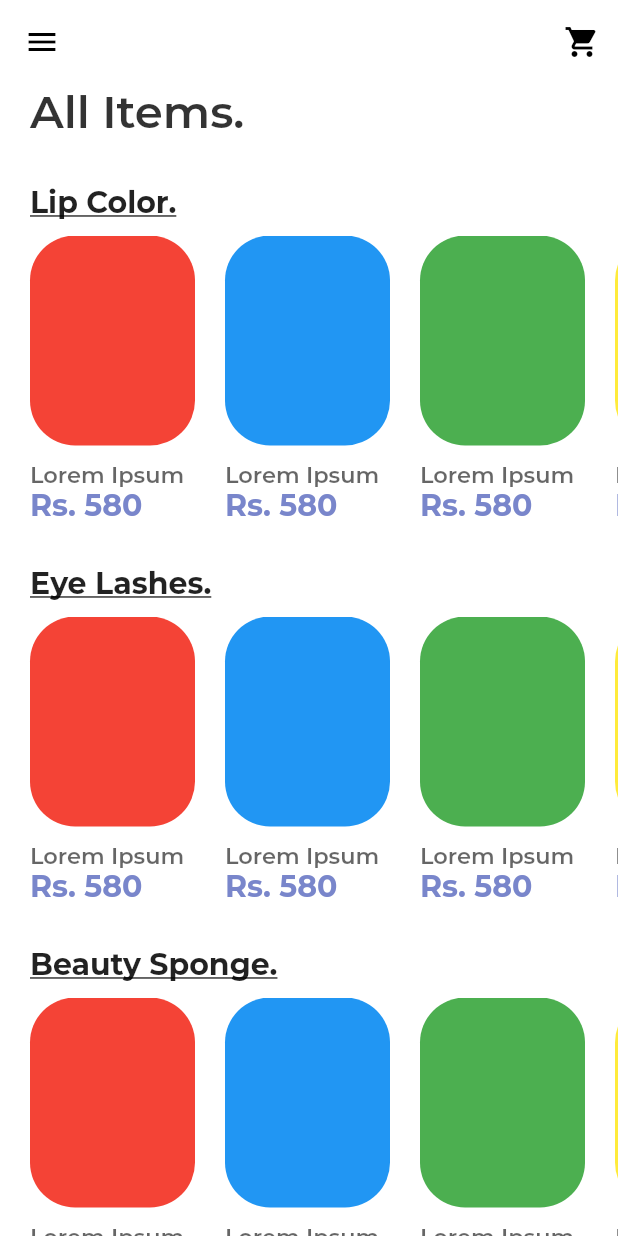
After one commit to cptnmcboatface/Aria, a Flutter app: the AllItemsScreen screen opened directly, on a phone screen of 412 x 824 dp. The commit adds this screen. Run offline on Flutter 3.47's test engine with Material 2 defaults, Android fonts, the phone set to English and light mode, and no system bars; our stand-ins replace carousel_slider, cloud_firestore, firebase_auth, flutter_spinkit, google_fonts, intl_phone_number_input and 1 more; missing offline and left inert: sky_engine; accounts and stored records are empty.

Commit message:
added all items screen

```diff
--- /dev/null
+++ b/lib/screens/AllItemsScreen.dart
@@ -0,0 +1,262 @@
+import 'package:flutter/material.dart';
+import 'package:aria_makeup/screens/ShoppingCartScreen.dart';
+import 'UserDataScreen.dart';
+import 'package:google_fonts/google_fonts.dart';
+import 'package:aria_makeup/shared/Constants.dart';
+import 'package:flutter/cupertino.dart';
+
+class AllItemsScreen extends StatefulWidget {
+  @override
+  _AllItemsScreenState createState() => _AllItemsScreenState();
+}
+
+class _AllItemsScreenState extends State<AllItemsScreen> {
+  @override
+  Widget homeScreenDrawer() {
+    return Drawer(
+        child: ListView(
+      padding: EdgeInsets.zero,
+      children: <Widget>[
+        DrawerHeader(
+          child: Column(
+            crossAxisAlignment: CrossAxisAlignment.start,
+            children: <Widget>[
+              Text(
+                "Welcome.",
+                style: GoogleFonts.montserrat(
+                    textStyle: TextStyle(
+                        color: Colors.white,
+                        fontSize: 20,
+                        fontWeight: FontWeight.w300)),
+              ),
+              Text(
+                "Brand Name",
+                style: GoogleFonts.montserrat(
+                    textStyle: TextStyle(
+                        color: Colors.white,
+                        fontSize: 30,
+                        fontWeight: FontWeight.w500)),
+              ),
+            ],
+          ),
+          decoration: BoxDecoration(
+            color: mainThemeColor,
+          ),
+        ),
+        ListTile(
+          title: Text(
+            "All Items",
+            style: GoogleFonts.montserrat(
+                textStyle: TextStyle(
+                    color: Colors.black,
+                    fontSize: 18,
+                    fontWeight: FontWeight.w500)),
+          ),
+          onTap: () {
+            Navigator.pop(context);
+            Navigator.push(
+              context,
+              MaterialPageRoute(builder: (context) => AllItemsScreen()),
+            );
+          },
+        ),
+        ListTile(
+          title: Text(
+            "Shopping Cart",
+            style: GoogleFonts.montserrat(
+                textStyle: TextStyle(
+                    color: Colors.black,
+                    fontSize: 18,
+                    fontWeight: FontWeight.w500)),
+          ),
+          onTap: () {
+            Navigator.pop(context);
+            Navigator.push(
+              context,
+              MaterialPageRoute(builder: (context) => ShoppingCartScreen()),
+            );
+          },
+        ),
+        ListTile(
+          title: Text(
+            "Liked Items",
+            style: GoogleFonts.montserrat(
+                textStyle: TextStyle(
+                    color: Colors.black,
+                    fontSize: 18,
+                    fontWeight: FontWeight.w500)),
+          ),
+          onTap: () {},
+        ),
+        ListTile(
+          title: Text(
+            "Personal Information",
+            style: GoogleFonts.montserrat(
+                textStyle: TextStyle(
+                    color: Colors.black,
+                    fontSize: 18,
+                    fontWeight: FontWeight.w500)),
+          ),
+          onTap: () {
+            Navigator.pop(context);
+            Navigator.push(
+              context,
+              MaterialPageRoute(builder: (context) => UserDataScreen()),
+            );
+          },
+        ),
+      ],
+    ));
+  }
+
+  Widget build(BuildContext context) {
+    Color titleFontColor = Color.fromRGBO(0, 0, 0, 0.8);
+
+    return Scaffold(
+      backgroundColor: Colors.white,
+      drawer: homeScreenDrawer(),
+      appBar: AppBar(
+        iconTheme: IconThemeData(color: Colors.black),
+        backgroundColor: Colors.white,
+        elevation: 0.0,
+        actions: <Widget>[
+          IconButton(
+              icon: Icon(
+                Icons.shopping_cart,
+              ),
+              onPressed: () {
+                Navigator.push(
+                  context,
+                  MaterialPageRoute(builder: (context) => ShoppingCartScreen()),
+                );
+              }),
+        ],
+      ),
+      body: ListView(
+        physics: BouncingScrollPhysics(),
+        children: <Widget>[
+        Container(
+          padding: EdgeInsets.only(left:20),
+                  child: Text("All Items.",
+              style: GoogleFonts.montserrat(
+                  color: titleFontColor,
+                  fontSize: 30,
+                  fontWeight: FontWeight.w600)),
+        ),
+        SizedBox(
+          height: 30,
+        ),
+        categoryDrawerMaker("Lip Color.", 200, 110),
+        SizedBox(
+          height: 10,
+        ),
+        categoryDrawerMaker("Eye Lashes.", 200, 110),
+        SizedBox(
+          height: 10,
+        ),
+        categoryDrawerMaker("Beauty Sponge.", 200, 110),
+        SizedBox(
+          height: 10,
+        ),
+        categoryDrawerMaker("Eye Shadow Palette.", 200, 110),
+      ]),
+    );
+  }
+
+  Widget categoryDrawerMaker(String text, double height, double width) {
+    return Column(
+      crossAxisAlignment: CrossAxisAlignment.start,
+      children: <Widget>[
+        Container(
+          padding: EdgeInsets.only(left: 20),
+          child: Text(
+            text,
+            style: GoogleFonts.montserrat(
+              decorationThickness: 0.9,
+              decoration: TextDecoration.underline,
+              textStyle: TextStyle(fontWeight: FontWeight.bold, fontSize: 20),
+            ),
+          ),
+        ),
+        categoryDrawer(height, width),
+      ],
+    );
+  }
+
+  Widget categoryDrawer(double height, double width) {
+    return Container(
+      margin: EdgeInsets.symmetric(vertical: 10.0),
+      height: height,
+      child: CupertinoScrollbar(
+        child: ListView(
+          physics: const BouncingScrollPhysics(),
+          scrollDirection: Axis.horizontal,
+          children: <Widget>[
+            SizedBox(
+              width: 20,
+            ),
+            trendingCard(Colors.red, height, width),
+            SizedBox(
+              width: 20,
+            ),
+            trendingCard(Colors.blue, height, width),
+            SizedBox(
+              width: 20,
+            ),
+            trendingCard(Colors.green, height, width),
+            SizedBox(
+              width: 20,
+            ),
+            trendingCard(Colors.yellow, height, width),
+            SizedBox(
+              width: 10,
+            ),
+          ],
+        ),
+      ),
+    );
+  }
+
+  Widget trendingCard(var col, double height, double width) {
+    Color trendingCardNameColor = Color.fromRGBO(0, 0, 0, 0.6);
+    return Container(
+      height: height,
+      width: width,
+      child: Column(
+        mainAxisAlignment: MainAxisAlignment.start,
+        crossAxisAlignment: CrossAxisAlignment.start,
+        children: <Widget>[
+          Container(
+            decoration: BoxDecoration(
+              shape: BoxShape.rectangle,
+              borderRadius: BorderRadius.all(Radius.circular(30)),
+              color: col,
+            ),
+            height: height - 60,
+          ),
+          SizedBox(
+            height: 10,
+          ),
+          Text(
+            "Lorem Ipsum",
+            style: GoogleFonts.montserrat(
+                textStyle: TextStyle(
+                    fontWeight: FontWeight.w600,
+                    color: trendingCardNameColor,
+                    fontSize: 15)),
+          ),
+          Text(
+            "Rs. 580",
+            style: GoogleFonts.montserrat(
+                textStyle: TextStyle(
+                  fontWeight: FontWeight.bold,
+                  color: trendingCardNameColor,
+                  fontSize: 20,
+                ),
+                color: mainThemeColor),
+          ),
+        ],
+      ),
+    );
+  }
+}
--- a/lib/screens/HomeScreen.dart
+++ b/lib/screens/HomeScreen.dart
@@ -1,5 +1,5 @@
-import 'dart:ffi';
 
+import 'package:aria_makeup/screens/AllItemsScreen.dart';
 import 'package:aria_makeup/screens/ProductScreen.dart';
 import 'package:aria_makeup/shared/Constants.dart';
 import 'package:flutter/material.dart';
@@ -44,7 +44,6 @@ class _HomeScreenState extends State<HomeScreen> {
                         fontWeight: FontWeight.w500)),
               ),
             ],
-
           ),
           decoration: BoxDecoration(
             color: mainThemeColor,
@@ -52,7 +51,7 @@ class _HomeScreenState extends State<HomeScreen> {
         ),
         ListTile(
           title: Text(
-            "Categories",
+            "All Items",
             style: GoogleFonts.montserrat(
                 textStyle: TextStyle(
                     color: Colors.black,
@@ -61,6 +60,11 @@ class _HomeScreenState extends State<HomeScreen> {
           ),
           onTap: () {
             Navigator.pop(context);
+            Navigator.push(
+                    context,
+                    MaterialPageRoute(
+                        builder: (context) => AllItemsScreen()),
+                  );
           },
         ),
         ListTile(
@@ -123,12 +127,6 @@ class _HomeScreenState extends State<HomeScreen> {
           backgroundColor: Colors.white,
           elevation: 0.0,
           actions: <Widget>[
-            IconButton(
-              onPressed: () {},
-              icon: Icon(
-                Icons.search,
-              ),
-            ),
             IconButton(
                 icon: Icon(
                   Icons.shopping_cart,
--- a/lib/screens/ProductScreen.dart
+++ b/lib/screens/ProductScreen.dart
@@ -257,8 +257,6 @@ class _ProductScreenState extends State<ProductScreen> {
     return Container(
       child: new Stack(
         children: <Widget>[
-          // The containers in the background
-
           imageSlider(),
           IconButton(
             onPressed: () {
@@ -271,7 +269,6 @@ class _ProductScreenState extends State<ProductScreen> {
               color: Colors.white,
             ),
           ),
-
           Container(
             alignment: Alignment.centerRight,
             child: Container(
```
